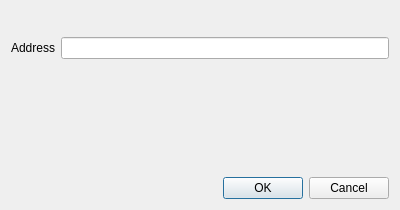
Old version of the form src/newpatterndialog.ui in the repository dmr-tools/anytone-emu.
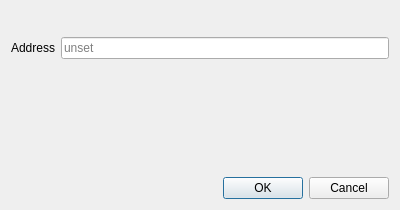
New version of the form. Custom widgets are drawn as their Qt base class.

Diff of the .ui file:
```diff
--- a/src/newpatterndialog.ui
+++ b/src/newpatterndialog.ui
@@ -43,7 +43,11 @@
        </widget>
       </item>
       <item>
-       <widget class="QLineEdit" name="address"/>
+       <widget class="QLineEdit" name="address">
+        <property name="placeholderText">
+         <string>unset</string>
+        </property>
+       </widget>
       </item>
      </layout>
     </widget>
```
